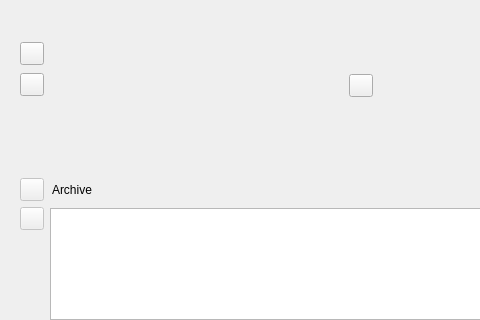
The window that ui/premise_builder_widget.ui (zkovari/plotlyst) describes before a commit, drawn with Qt 5; both pictures show x 0 to 480 and y 243 to 563 of the 599 by 563 pixel window.
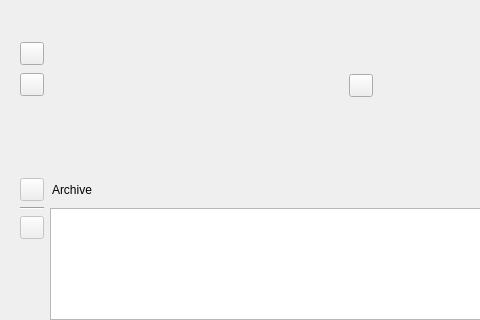
The same window after the commit. Custom widgets are drawn as their Qt base class.

Diff of the .ui file:
```diff
--- a/ui/premise_builder_widget.ui
+++ b/ui/premise_builder_widget.ui
@@ -829,6 +829,13 @@
                   </property>
                  </widget>
                 </item>
+                <item>
+                 <widget class="Line" name="lineSide">
+                  <property name="orientation">
+                   <enum>Qt::Horizontal</enum>
+                  </property>
+                 </widget>
+                </item>
                 <item>
                  <widget class="QToolButton" name="btnDeletePremiseArchive">
                   <property name="enabled">
```
Left out of the diff: 8 changed lines with no effect on the pictures.
